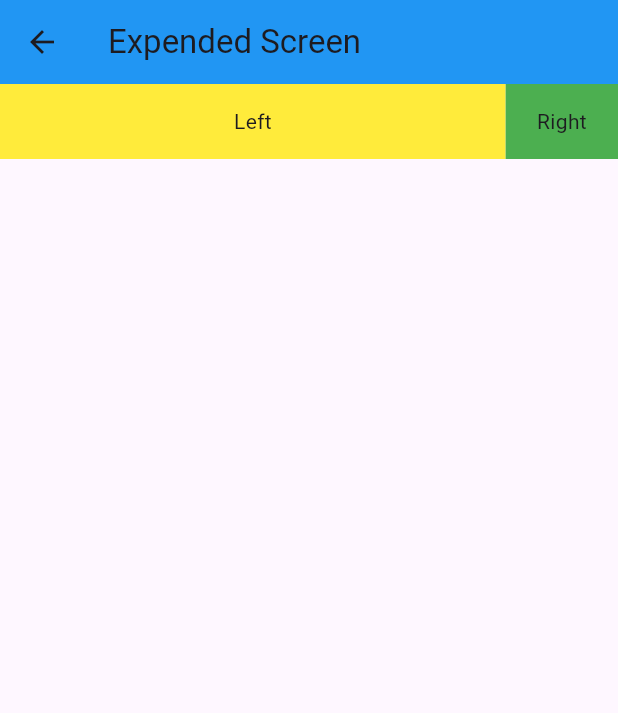
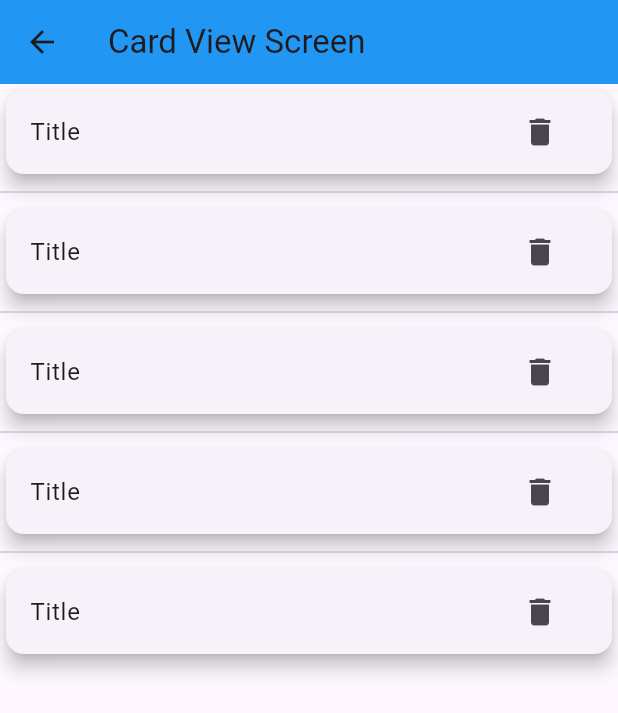
Before and after one commit to NandaAdisaputra/Codelab-Flutter, a Flutter app: the screen it shows after launch, on a phone screen of 412 x 824 dp. Shown: the top 713 px of the screen. Run offline on Flutter 3.47's test engine with Material 3 defaults, Android fonts, the phone set to English and light mode, and no system bars.

Commit message:
Add Card View

```diff
--- /dev/null
+++ b/lib/cardview_screen.dart
@@ -0,0 +1,25 @@
+import 'package:flutter/material.dart';
+
+class CardViewScreen extends StatelessWidget {
+
+  const CardViewScreen({super.key});
+
+  @override
+  Widget build(BuildContext context) {
+    return Scaffold(
+        appBar: AppBar(
+        title: Text('Card View Screen'),
+    backgroundColor: Colors.blue,
+    ),
+    body: ListView.separated(
+    separatorBuilder: (context, index) => Divider(),
+    itemCount: 5,
+    itemBuilder: (context, index) {
+    return Card(elevation: 5, child: ListTile(title: Text('Title'),
+        trailing: IconButton(onPressed: (){}, icon: Icon(Icons.delete)))
+    );
+    },
+    ),
+    );
+  }
+}
--- a/lib/main.dart
+++ b/lib/main.dart
@@ -1,5 +1,6 @@
 import 'package:flutter/material.dart';
 import 'package:flutterbasic/button_screen.dart';
+import 'package:flutterbasic/cardview_screen.dart';
 import 'package:flutterbasic/column_screen.dart';
 import 'package:flutterbasic/custom_scroll_view_screen.dart';
 import 'package:flutterbasic/dinamis_listview_screen.dart';
@@ -30,7 +31,7 @@ class MyApp extends StatelessWidget {
       theme: ThemeData(primarySwatch: Colors.green),
       debugShowCheckedModeBanner: false,
       // home: RowSreen(),
-      initialRoute: '/expended',
+      initialRoute: '/cardview',
       routes: {
         '/': (context) => MyHomePage(title: "Text"),
         '/column': (context) => ColumnScreen(),
@@ -48,7 +49,8 @@ class MyApp extends StatelessWidget {
         '/gridscreen': (context) => GridScreen(),
         '/listbuilderview': (context) => ListViewBuilderScreen(),
         '/listseparatedview': (context) => ListViewSeparatedScreen(),
-        '/expended': (context) => ExpendedScreen()
+        '/expended': (context) => ExpendedScreen(),
+        '/cardview': (context) => CardViewScreen()
       },
     );
   }
```
